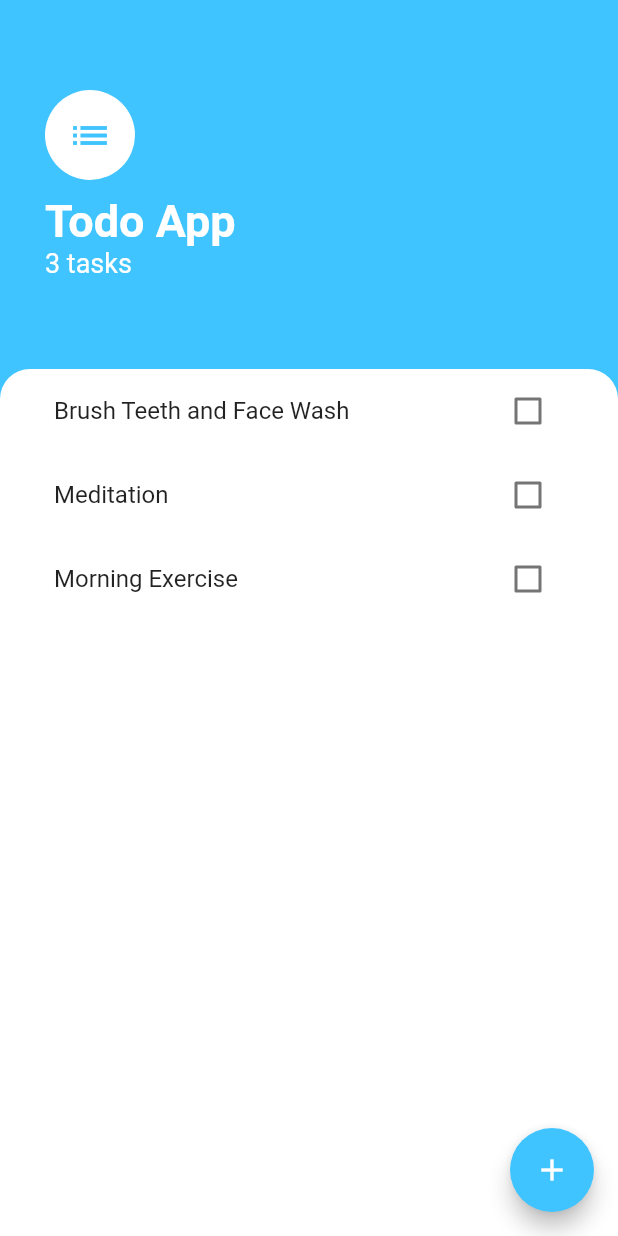
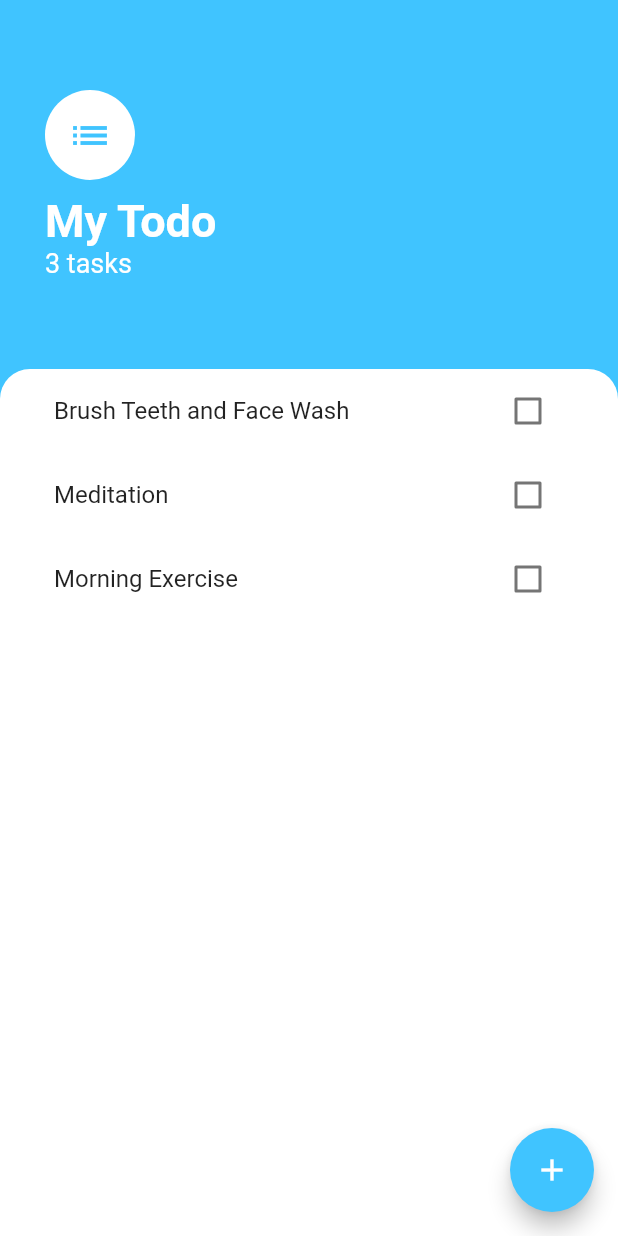
Before and after one commit to santoshmahat/todo_app_with_flutter, a Flutter app: the screen it shows after launch, on a phone screen of 412 x 824 dp. Run offline on Flutter 3.47's test engine with Material 2 defaults, Android fonts, the phone set to English and light mode, and no system bars.

Commit message:
refactor in the code

```diff
--- a/lib/screens/task_screen.dart
+++ b/lib/screens/task_screen.dart
@@ -41,7 +41,7 @@ class TaskScreen extends StatelessWidget {
                   height: 10.0,
                 ),
                 Text(
-                  'Todo App',
+                  'My Todo',
                   style: TextStyle(
                       color: Colors.white,
                       fontSize: 30.0,
```
Also changed, not shown: 1 other file.
